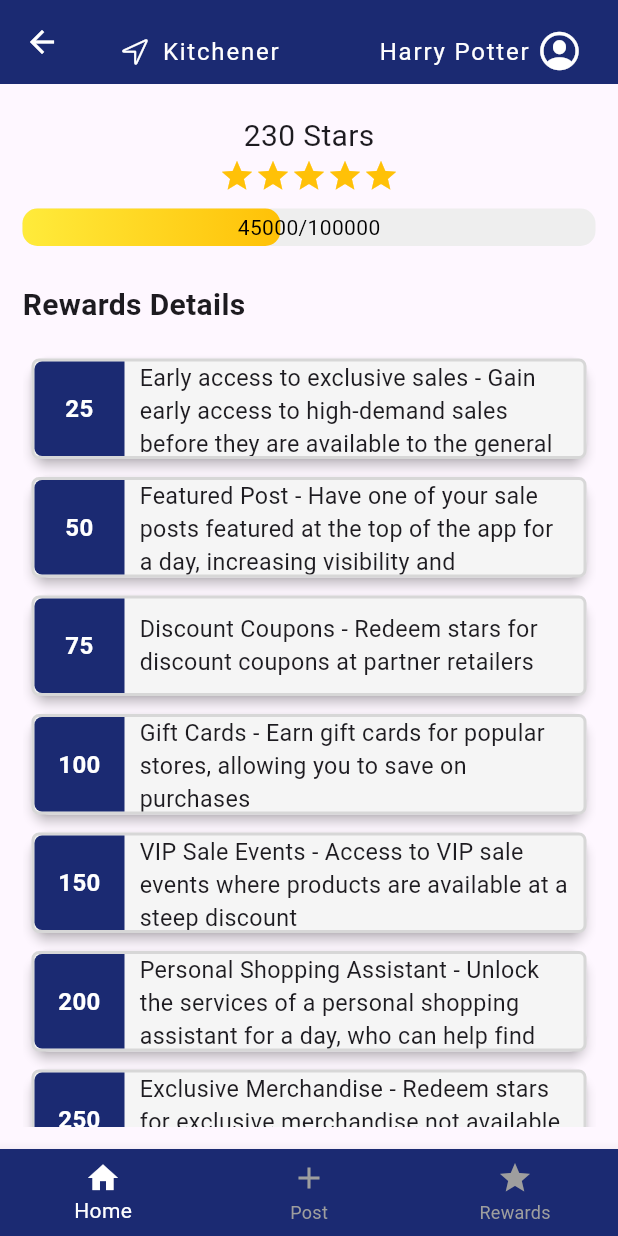
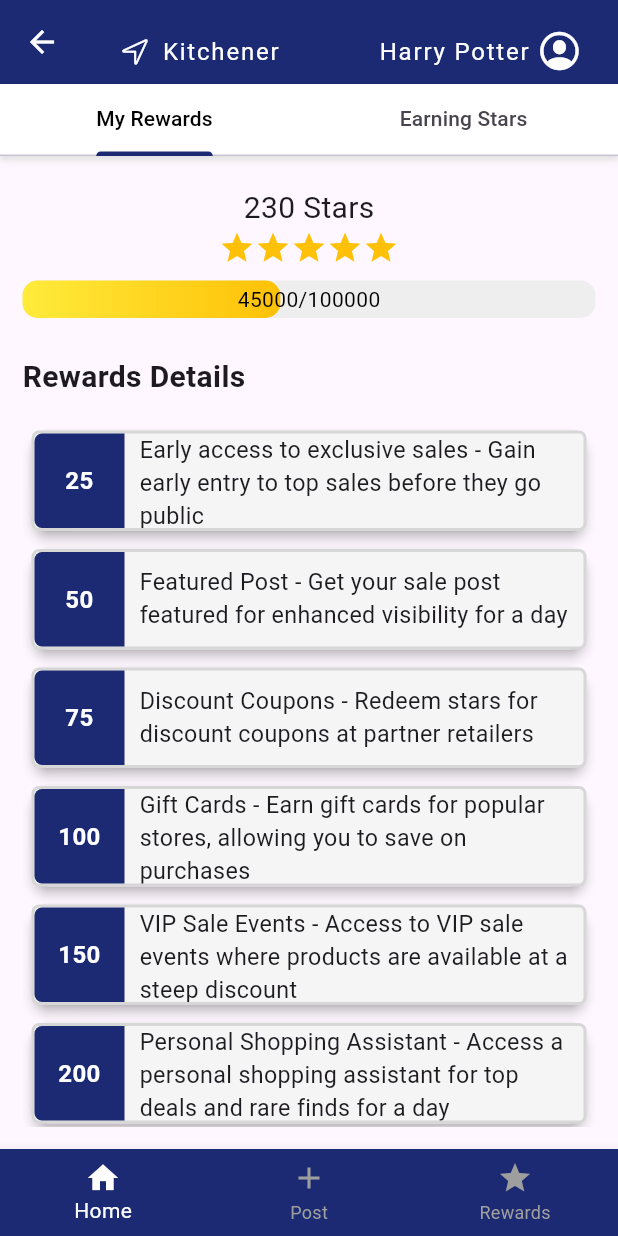
Before and after one commit to NiharikaBalaga/rewarding-sale-app-flutter-app, a Flutter app: the RewardPage screen opened directly, on a phone screen of 412 x 824 dp. Run offline on Flutter 3.47's test engine with Material 3 defaults, Android fonts, the phone set to English and light mode, and no system bars; our stand-ins replace flare_flutter, flutter_secure_storage, get, image_picker, intl_phone_field, pinput; accounts and stored records are empty.

Commit message:
Earnings Stars Tab: Firs version

```diff
--- /dev/null
+++ b/lib/models/EarningStar.dart
@@ -0,0 +1,9 @@
+class EarningStar {
+  final String description;
+  final String imagePath;
+
+  EarningStar({
+    required this.description,
+    required this.imagePath,
+  });
+}
--- /dev/null
+++ b/lib/screen/reward/components/_build_earning_star_card.dart
@@ -0,0 +1,82 @@
+import 'package:flutter/material.dart';
+import 'package:rewarding_sale_app_flutter_app/models/EarningStar.dart';
+
+// Widget to display inside the "Earning Stars" tab
+Widget buildEarningStarsPage(
+    List<EarningStar> earningStars, BuildContext context) {
+  return SingleChildScrollView(
+    child: Column(
+      children: [
+        const Padding(
+          padding: EdgeInsets.only(top: 30),
+          child: Text(
+            "Learn how to earn stars and unlock amazing rewards!",
+            textAlign: TextAlign.center,
+            style: TextStyle(
+              fontSize: 20,
+              fontWeight: FontWeight.bold,
+            ),
+          ),
+        ),
+        const Padding(
+          padding: EdgeInsets.only(right: 16.0, bottom: 10, top: 30),
+          child: Text(
+            "Earn points leading to stars through the following actions:",
+            textAlign: TextAlign.left,
+            style: TextStyle(fontSize: 16),
+          ),
+        ),
+        ListView.builder(
+          physics:
+              NeverScrollableScrollPhysics(), // Disable scrolling within ListView
+          shrinkWrap:
+              true, // Make ListView take up only as much space as its children
+          itemCount: earningStars.length,
+          itemBuilder: (context, index) {
+            final item = earningStars[index];
+            bool isTextFirst = index % 2 == 0; // Calculate text position
+            return SizedBox(
+              height: 120, // Fixed height for all cards
+              child: Card(
+                color: Colors.white, // White background for cards
+                elevation: 0, // No elevation for cards
+                margin: const EdgeInsets.all(8.0),
+                child: Row(
+                  children: isTextFirst
+                      ? [
+                          Expanded(
+                            flex: 3,
+                            child: Padding(
+                              padding: const EdgeInsets.all(8.0),
+                              child: Text(item.description),
+                            ),
+                          ),
+                          Expanded(
+                            flex: 1,
+                            child:
+                                Image.asset(item.imagePath, fit: BoxFit.cover),
+                          ),
+                        ]
+                      : [
+                          Expanded(
+                            flex: 1,
+                            child:
+                                Image.asset(item.imagePath, fit: BoxFit.cover),
+                          ),
+                          Expanded(
+                            flex: 3,
+                            child: Padding(
+                              padding: const EdgeInsets.all(15.0),
+                              child: Text(item.description),
+                            ),
+                          ),
+                        ],
+                ),
+              ),
+            );
+          },
+        ),
+      ],
+    ),
+  );
+}
--- a/lib/screen/reward/reward.dart
+++ b/lib/screen/reward/reward.dart
@@ -1,10 +1,12 @@
 import 'package:flutter/material.dart';
+import 'package:flutter/cupertino.dart';
+import 'package:rewarding_sale_app_flutter_app/models/EarningStar.dart';
 import 'package:rewarding_sale_app_flutter_app/models/RewardDetail.dart';
 import 'package:rewarding_sale_app_flutter_app/screen/home/home.dart';
-import 'package:rewarding_sale_app_flutter_app/screen/reward/components/_body.dart';
+import 'package:rewarding_sale_app_flutter_app/screen/reward/components/_build_earning_star_card.dart';
+import 'package:rewarding_sale_app_flutter_app/screen/reward/components/_reward_details_body.dart';
+import 'package:rewarding_sale_app_flutter_app/screen/Post_UI/PostPage.dart';
 import '../../constant.dart';
-import 'package:flutter/cupertino.dart';
-import 'package:rewarding_sale_app_flutter_app/screen/Post_UI/PostPage.dart'; // Import the PostPage
 
 class RewardPage extends StatefulWidget {
   RewardPage({Key? key}) : super(key: key);
@@ -14,16 +16,15 @@ class RewardPage extends StatefulWidget {
 }
 
 class _RewardPageState extends State<RewardPage> {
-  // Temporal posts list
   final List<RewardDetail> rewardDetails = [
     RewardDetail(
         starsAmount: 25,
         starsDescription:
-            'Early access to exclusive sales - Gain early access to high-demand sales before they are available to the general public'),
+            'Early access to exclusive sales - Gain early entry to top sales before they go public'),
     RewardDetail(
         starsAmount: 50,
         starsDescription:
-            'Featured Post - Have one of your sale posts featured at the top of the app for a day, increasing visibility and engagement'),
+            'Featured Post - Get your sale post featured for enhanced visibility for a day'),
     RewardDetail(
         starsAmount: 75,
         starsDescription:
@@ -41,12 +42,35 @@ class _RewardPageState extends State<RewardPage> {
     RewardDetail(
       starsAmount: 200,
       starsDescription:
-          'Personal Shopping Assistant - Unlock the services of a personal shopping assistant for a day, who can help find the best deals or rare items online or in-store',
+          'Personal Shopping Assistant - Access a personal shopping assistant for top deals and rare finds for a day',
     ),
     RewardDetail(
       starsAmount: 250,
       starsDescription:
-          'Exclusive Merchandise - Redeem stars for exclusive merchandise not available to the general public',
+          'Exclusive Merchandise - Redeem stars for special merchandise not available to the public',
+    ),
+  ];
+
+  final List<EarningStar> earningStars = [
+    EarningStar(
+      description: "Enter to check out one of your posts!",
+      imagePath: 'assets/images/computer.png',
+    ),
+    EarningStar(
+      description: "Like and decide to upvote your post!",
+      imagePath: 'assets/images/computer.png',
+    ),
+    EarningStar(
+      description: "Share one of your posts!",
+      imagePath: 'assets/images/computer.png',
+    ),
+    EarningStar(
+      description: "Reach 10 posts in the app",
+      imagePath: 'assets/images/computer.png',
+    ),
+    EarningStar(
+      description: "Refer friends to the app",
+      imagePath: 'assets/images/computer.png',
     ),
   ];
 
@@ -55,7 +79,7 @@ class _RewardPageState extends State<RewardPage> {
     return Scaffold(
       appBar: AppBar(
         backgroundColor: kPrimaryColor,
-        iconTheme: IconThemeData(
+        iconTheme: const IconThemeData(
           color: Colors.white, // Set the color of the back arrow to white
         ),
         title: Padding(
@@ -67,7 +91,7 @@ class _RewardPageState extends State<RewardPage> {
                 size: 20,
                 color: Colors.white,
               ),
-              const SizedBox(width: 8), // Espacio entre el icono y el texto
+              const SizedBox(width: 8),
               const Text(
                 'Kitchener',
                 style: TextStyle(
@@ -83,8 +107,6 @@ class _RewardPageState extends State<RewardPage> {
                 ),
               ),
               GestureDetector(
-                // Todo: complete onTap
-                //onTap: () => Get.to(const LoginScreen()),
                 child: const Icon(
                   CupertinoIcons.profile_circled,
                   size: 30,
@@ -97,20 +119,54 @@ class _RewardPageState extends State<RewardPage> {
         centerTitle: false,
         titleSpacing: 24.0,
       ),
-      body: SafeArea(
-        child: Padding(
-          padding: const EdgeInsets.symmetric(horizontal: 15),
-          child: bodyRewardPage(rewardDetails, context),
+      body: DefaultTabController(
+        length: 2,
+        child: Column(
+          children: <Widget>[
+            Container(
+              decoration: BoxDecoration(
+                color: Colors.white, // Background color of tabs
+                boxShadow: [
+                  BoxShadow(
+                    color: Colors
+                        .grey.shade300, // Light gray color for the bottom line
+                    spreadRadius: 1,
+                    blurRadius: 3,
+                    offset: Offset(0, 2), // changes position of shadow
+                  ),
+                ],
+              ),
+              child: const TabBar(
+                labelColor: Colors.black, // Color of the text
+                indicatorColor:
+                    Color(0xFF1B2A72), // Color of the active tab line
+                tabs: [
+                  Tab(text: 'My Rewards'),
+                  Tab(text: 'Earning Stars'),
+                ],
+              ),
+            ),
+            Expanded(
+              child: TabBarView(
+                children: [
+                  Padding(
+                    padding: const EdgeInsets.symmetric(horizontal: 15),
+                    child: bodyRewardPage(rewardDetails, context),
+                  ),
+                  Padding(
+                    padding: const EdgeInsets.symmetric(horizontal: 15),
+                    child: buildEarningStarsPage(earningStars, context),
+                  ),
+                ],
+              ),
+            ),
+          ],
         ),
       ),
       bottomNavigationBar: BottomNavigationBar(
-        backgroundColor: kPrimaryColor, // Set the background color
-        selectedItemColor: Colors.white, // Set the selected item color
-        unselectedItemColor: Colors.grey, // Set the unselected item color
-        selectedLabelStyle: const TextStyle(
-            color: Colors.white), // Set the selected label color
-        unselectedLabelStyle: const TextStyle(
-            color: Colors.grey), // Set the unselected label color
+        backgroundColor: kPrimaryColor,
+        selectedItemColor: Colors.white,
+        unselectedItemColor: Colors.grey,
         items: const [
           BottomNavigationBarItem(
             icon: Icon(Icons.home),
```
Also changed, not shown: lib/screen/reward/components/_reward_details_body.dart (renamed from lib/screen/reward/components/_body.dart).
